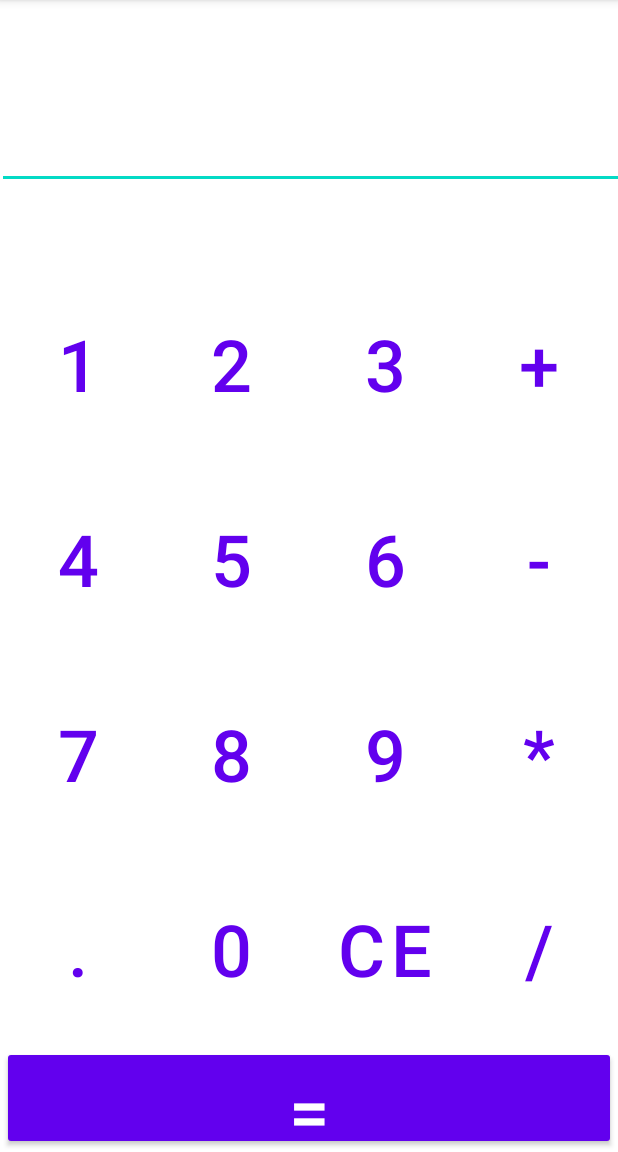
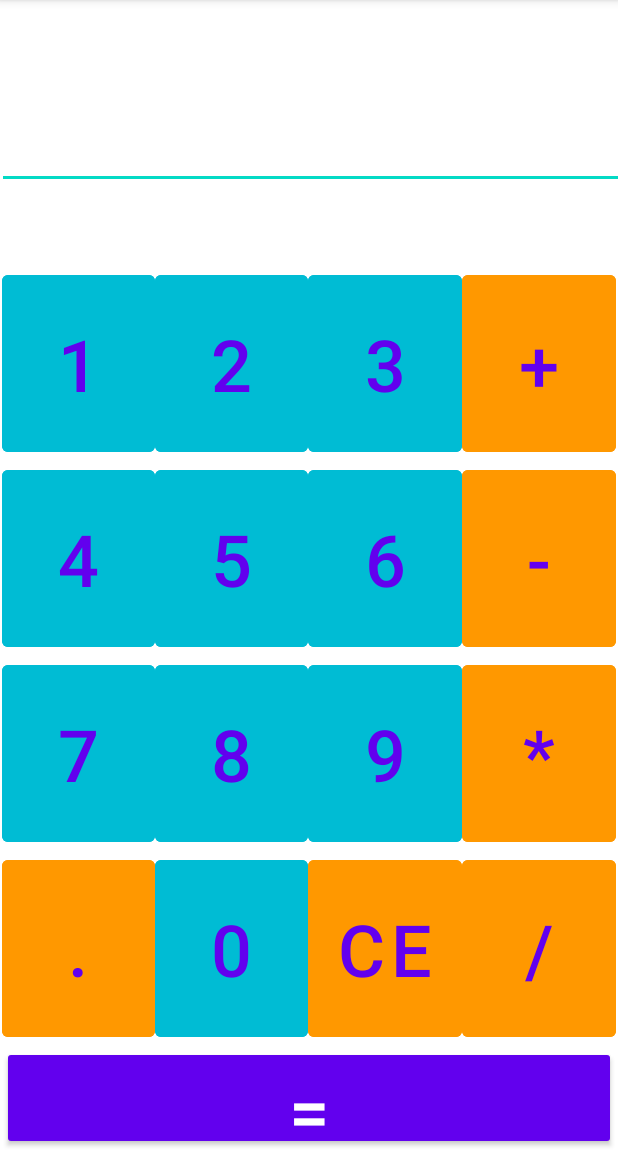
Before and after one commit to AadityaShah03/SimpleCalculator, an Android app: the screen it shows after launch (MainActivity), on a phone screen of 412 x 824 dp, the part 84-1236 px from its top. Run offline under Robolectric (Android 15) with nearby library versions, the phone set to English and light mode, and no system bars.

Commit message:
colour change

```diff
--- a/app/src/main/res/layout/activity_main.xml
+++ b/app/src/main/res/layout/activity_main.xml
@@ -30,6 +30,7 @@
                 android:layout_width="wrap_content"
                 android:layout_height="fill_parent"
                 android:layout_weight="1"
+                android:backgroundTint="#00BCD4"
                 android:text="@string/_1"
                 android:textSize="48sp" />
 
@@ -39,6 +40,7 @@
                 android:layout_width="wrap_content"
                 android:layout_height="fill_parent"
                 android:layout_weight="1"
+                android:backgroundTint="#00BCD4"
                 android:text="@string/_2"
                 android:textSize="48sp" />
 
@@ -48,6 +50,7 @@
                 android:layout_width="wrap_content"
                 android:layout_height="fill_parent"
                 android:layout_weight="1"
+                android:backgroundTint="#00BCD4"
                 android:text="@string/_3"
                 android:textSize="48sp" />
 
@@ -57,6 +60,7 @@
                 android:layout_width="wrap_content"
                 android:layout_height="fill_parent"
                 android:layout_weight="1"
+                android:backgroundTint="#FF9800"
                 android:text="@string/plus"
                 android:textSize="48sp" />
         </LinearLayout>
@@ -73,6 +77,7 @@
                 android:layout_width="wrap_content"
                 android:layout_height="fill_parent"
                 android:layout_weight="1"
+                android:backgroundTint="#00BCD4"
                 android:text="@string/_4"
                 android:textSize="48sp" />
 
@@ -82,6 +87,7 @@
                 android:layout_width="wrap_content"
                 android:layout_height="fill_parent"
                 android:layout_weight="1"
+                android:backgroundTint="#00BCD4"
                 android:text="@string/_5"
                 android:textSize="48sp" />
 
@@ -91,6 +97,7 @@
                 android:layout_width="wrap_content"
                 android:layout_height="fill_parent"
                 android:layout_weight="1"
+                android:backgroundTint="#00BCD4"
                 android:text="@string/_6"
                 android:textSize="48sp" />
 
@@ -100,6 +107,7 @@
                 android:layout_width="wrap_content"
                 android:layout_height="fill_parent"
                 android:layout_weight="1"
+                android:backgroundTint="#FF9800"
                 android:text="@string/dash"
                 android:textSize="48sp" />
         </LinearLayout>
@@ -116,6 +124,7 @@
                 android:layout_width="wrap_content"
                 android:layout_height="fill_parent"
                 android:layout_weight="1"
+                android:backgroundTint="#00BCD4"
                 android:text="@string/_7"
                 android:textSize="48sp" />
 
@@ -125,6 +134,7 @@
                 android:layout_width="wrap_content"
                 android:layout_height="fill_parent"
                 android:layout_weight="1"
+                android:backgroundTint="#00BCD4"
                 android:text="@string/_8"
                 android:textSize="48sp" />
 
@@ -134,6 +144,7 @@
                 android:layout_width="wrap_content"
                 android:layout_height="fill_parent"
                 android:layout_weight="1"
+                android:backgroundTint="#00BCD4"
                 android:text="@string/_9"
                 android:textSize="48sp" />
 
@@ -143,6 +154,7 @@
                 android:layout_width="wrap_content"
                 android:layout_height="fill_parent"
                 android:layout_weight="1"
+                android:backgroundTint="#FF9800"
                 android:text="@string/star"
                 android:textSize="48sp" />
         </LinearLayout>
@@ -159,6 +171,7 @@
                 android:layout_width="wrap_content"
                 android:layout_height="fill_parent"
                 android:layout_weight="1"
+                android:backgroundTint="#FF9800"
                 android:text="@string/dot"
                 android:textSize="48sp" />
 
@@ -168,6 +181,7 @@
                 android:layout_width="wrap_content"
                 android:layout_height="fill_parent"
                 android:layout_weight="1"
+                android:backgroundTint="#00BCD4"
                 android:text="@string/_0"
                 android:textSize="48sp" />
 
@@ -177,6 +191,7 @@
                 android:layout_width="wrap_content"
                 android:layout_height="fill_parent"
                 android:layout_weight="1"
+                android:backgroundTint="#FF9800"
                 android:text="@string/ce"
                 android:textSize="48sp" />
 
@@ -186,6 +201,7 @@
                 android:layout_width="wrap_content"
                 android:layout_height="fill_parent"
                 android:layout_weight="1"
+                android:backgroundTint="#FF9800"
                 android:text="@string/slash"
                 android:textSize="48sp" />
         </LinearLayout>
```
